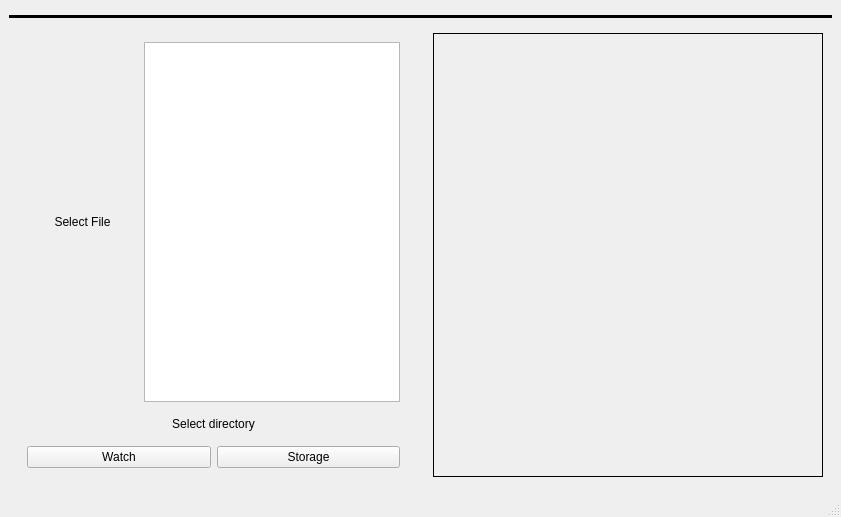
Qt form assets/shade_copy.ui (shadezee/ShadeCopy) before a commit.
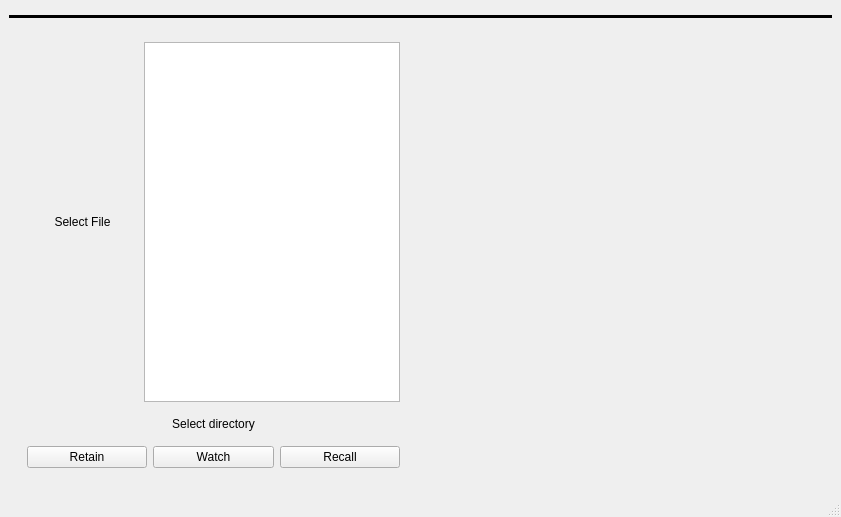
The same form after that commit.

Commit message: promote QLabel to QTextEdit

Diff of the .ui file:
```diff
--- a/assets/shade_copy.ui
+++ b/assets/shade_copy.ui
@@ -102,6 +102,16 @@
            <item>
             <widget class="QWidget" name="consolePanel" native="true">
              <layout class="QHBoxLayout" name="horizontalLayout_2">
+              <item>
+               <widget class="QPushButton" name="retainButton">
+                <property name="toolTip">
+                 <string>Save current paths to storage.</string>
+                </property>
+                <property name="text">
+                 <string>Retain</string>
+                </property>
+               </widget>
+              </item>
               <item>
                <widget class="QPushButton" name="watchButton">
                 <property name="text">
@@ -115,7 +125,7 @@
                  <bool>true</bool>
                 </property>
                 <property name="text">
-                 <string notr="true">Storage</string>
+                 <string notr="true">Recall</string>
                 </property>
                </widget>
               </item>
@@ -129,30 +139,27 @@
          <widget class="QWidget" name="rightPanel" native="true">
           <layout class="QVBoxLayout" name="verticalLayout_2">
            <item>
-            <widget class="QLabel" name="display">
-             <property name="frameShape">
-              <enum>QFrame::Box</enum>
+            <widget class="QTextEdit" name="display">
+             <property name="sizePolicy">
+              <sizepolicy hsizetype="Preferred" vsizetype="Preferred">
+               <horstretch>0</horstretch>
+               <verstretch>0</verstretch>
+              </sizepolicy>
              </property>
-             <property name="text">
-              <string/>
+             <property name="font">
+              <font>
+               <underline>false</underline>
+               <kerning>false</kerning>
+              </font>
              </property>
-             <property name="textFormat">
-              <enum>Qt::PlainText</enum>
+             <property name="styleSheet">
+              <string notr="true">background:transparent</string>
              </property>
-             <property name="scaledContents">
-              <bool>false</bool>
-             </property>
-             <property name="alignment">
-              <set>Qt::AlignHCenter|Qt::AlignTop</set>
-             </property>
-             <property name="wordWrap">
+             <property name="readOnly">
               <bool>true</bool>
              </property>
-             <property name="margin">
-              <number>7</number>
-             </property>
-             <property name="textInteractionFlags">
-              <set>Qt::NoTextInteraction</set>
+             <property name="placeholderText">
+              <string/>
              </property>
             </widget>
            </item>
```
Left out of the diff: 17 changed lines with no effect on the pictures. The commit also changes 2 other files.
